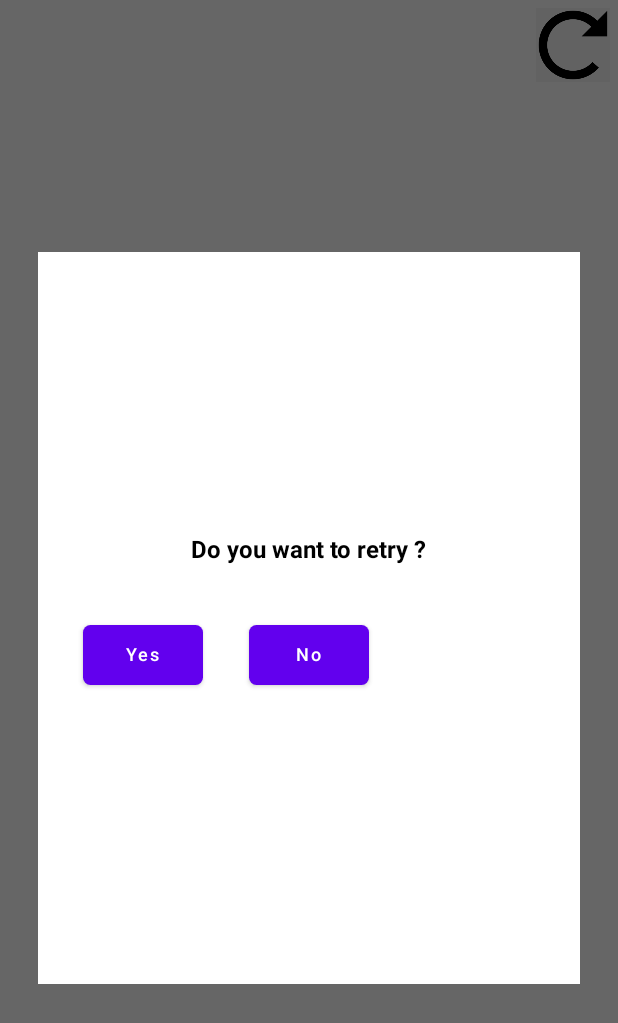
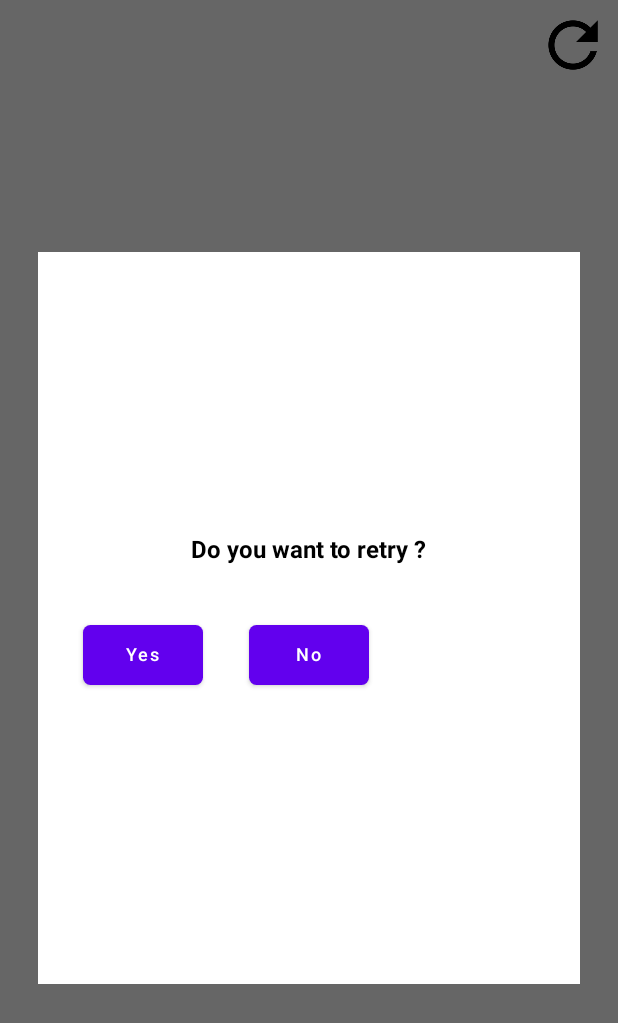
Before and after one commit to PedroPinheiroDev/HearthstoneApplication, an Android app built with Jetpack Compose: the screen it shows after launch (MainActivity), on a phone screen of 412 x 824 dp. Shown: the top 1023 px of the screen. Run offline under Robolectric (Android 15) with nearby library versions, the phone set to English and light mode, and no system bars; network calls fail; pictures from the network do not load.

Commit message:
feature: changing icons

```diff
--- a/cards_list/src/main/java/com/pedro/cards_list/presentation/screen/CardsListScreen.kt
+++ b/cards_list/src/main/java/com/pedro/cards_list/presentation/screen/CardsListScreen.kt
@@ -52,7 +52,7 @@ fun CardsListScreen(
             horizontalArrangement = Arrangement.End
         ) {
             Image(
-                painter = painterResource(id = R.drawable.retry),
+                painter = painterResource(id = R.drawable.retry1),
                 contentDescription = "retry",
                 modifier = Modifier
                     .clickable { viewModel.onEvent(CardsListScreenEvent.OnRetry) }
--- a/onboarding/src/main/java/com/pedro/onboarding/SplashScreen.kt
+++ b/onboarding/src/main/java/com/pedro/onboarding/SplashScreen.kt
@@ -40,7 +40,7 @@ fun SplashScreen(onDone: () -> Unit = {}) {
         modifier = Modifier.fillMaxSize()
     ) {
         Image(
-            painter = painterResource(id = R.drawable.hearthstone_logo),
+            painter = painterResource(id = R.drawable.logo1),
             contentDescription = "Logo",
             modifier = Modifier.scale(scale.value)
         )
```
Also changed, not shown: cards_list/src/main/res/drawable/retry.png (deleted), cards_list/src/main/res/drawable/retry1.jpg (added), onboarding/src/main/res/drawable/hearthstone_logo.png (deleted), 1 other file.
